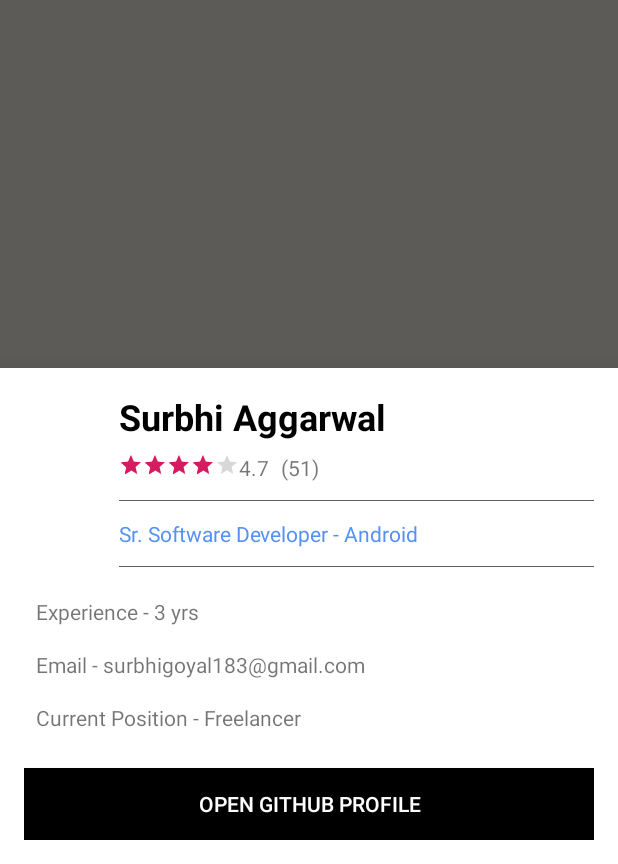
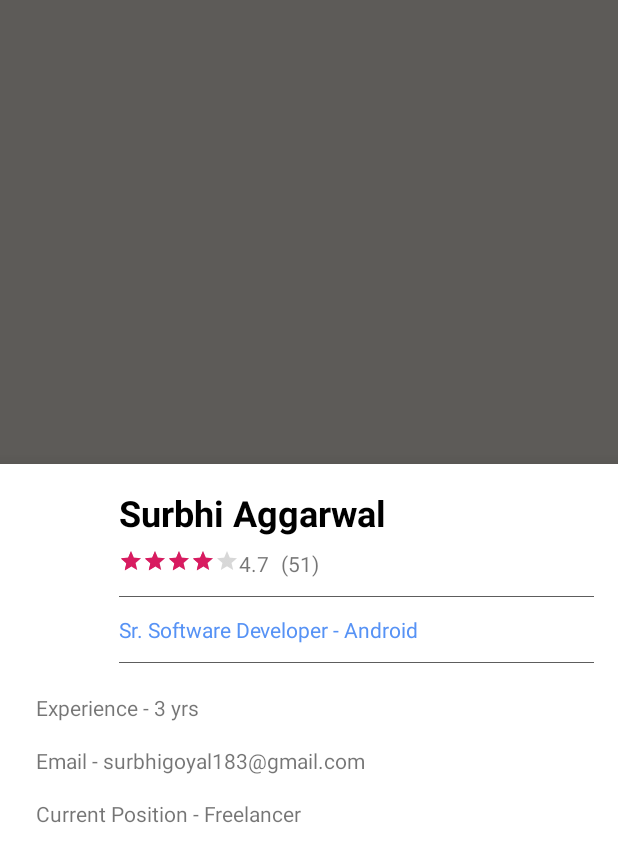
Before and after one commit to ErSurbhiGoyal/android-projects, an Android app: the screen it shows after launch (MainActivity), after a tap on "SHOW BOTTOM SHEET DIALOG", on a phone screen of 412 x 824 dp, the part 372-1236 px from its top. Run offline under Robolectric (Android 15) with nearby library versions, the phone set to English and light mode, and no system bars; 3 other taps on this screen came first.

```diff
--- a/BottomSheet/app/src/main/java/com/suroid/bottomsheet/MainActivity.java
+++ b/BottomSheet/app/src/main/java/com/suroid/bottomsheet/MainActivity.java
@@ -46,6 +46,7 @@ public class MainActivity extends AppCompatActivity {
                 View dialogView = getLayoutInflater().inflate(R.layout.modal_bottom_sheet, null);
                 BottomSheetDialog dialog = new BottomSheetDialog(MainActivity.this);
                 dialog.setContentView(dialogView);
+                dialog.findViewById(R.id.btn_open_profile).setVisibility(View.GONE);
                 dialog.show();
             }
         });
```
